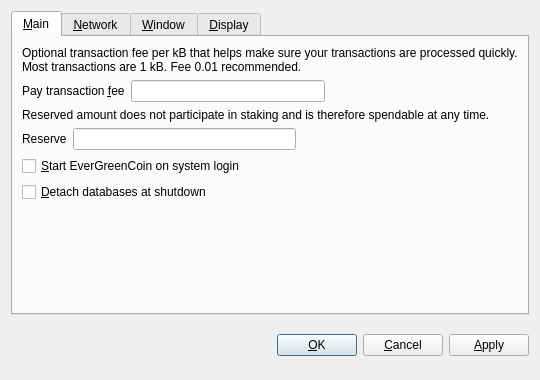
Before: the Qt Designer form src/qt/forms/optionsdialog.ui in EverGreenCoinDev/EverGreenCoin, drawn with Qt 5.
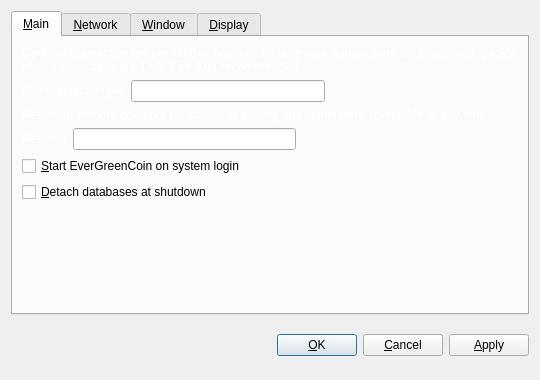
After: the same form once the commit is applied. Custom widgets are drawn as their Qt base class.

Commit message: Options dialog font colors consistant, overview's recent transactions font color, and table view colors

The edit to the form file:
```diff
--- a/src/qt/forms/optionsdialog.ui
+++ b/src/qt/forms/optionsdialog.ui
@@ -35,6 +35,9 @@
       <layout class="QVBoxLayout" name="verticalLayout_Main">
        <item>
         <widget class="QLabel" name="transactionFeeInfoLabel">
+         <property name="styleSheet">
+          <string notr="true">color: #ffffff;</string>
+         </property>
          <property name="text">
           <string>Optional transaction fee per kB that helps make sure your transactions are processed quickly. Most transactions are 1 kB. Fee 0.01 recommended.</string>
          </property>
@@ -50,6 +53,9 @@
         <layout class="QHBoxLayout" name="horizontalLayoutFee">
          <item>
           <widget class="QLabel" name="transactionFeeLabel">
+           <property name="styleSheet">
+            <string notr="true">color: #ffffff;</string>
+           </property>
            <property name="text">
             <string>Pay transaction &amp;fee</string>
            </property>
@@ -81,6 +87,9 @@
        </item>
        <item>
         <widget class="QLabel" name="reserveBalanceInfoLabel">
+         <property name="styleSheet">
+          <string notr="true">color: #ffffff;</string>
+         </property>
          <property name="text">
           <string>Reserved amount does not participate in staking and is therefore spendable at any time.</string>
          </property>
@@ -96,6 +105,9 @@
         <layout class="QHBoxLayout" name="horizontalLayoutReserveBalance">
          <item>
           <widget class="QLabel" name="reserveBalanceLabel">
+           <property name="styleSheet">
+            <string notr="true">color: #ffffff;</string>
+           </property>
            <property name="text">
             <string>Reserve</string>
            </property>
```
Left out of the diff: 9 changed lines with no effect on the pictures. The commit also changes 2 other files.
